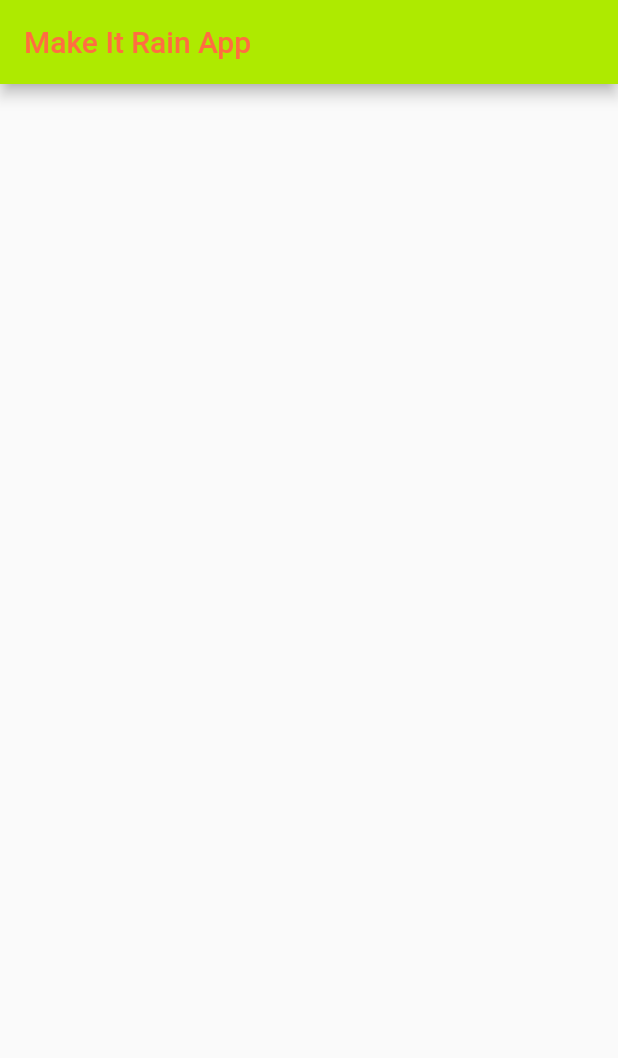
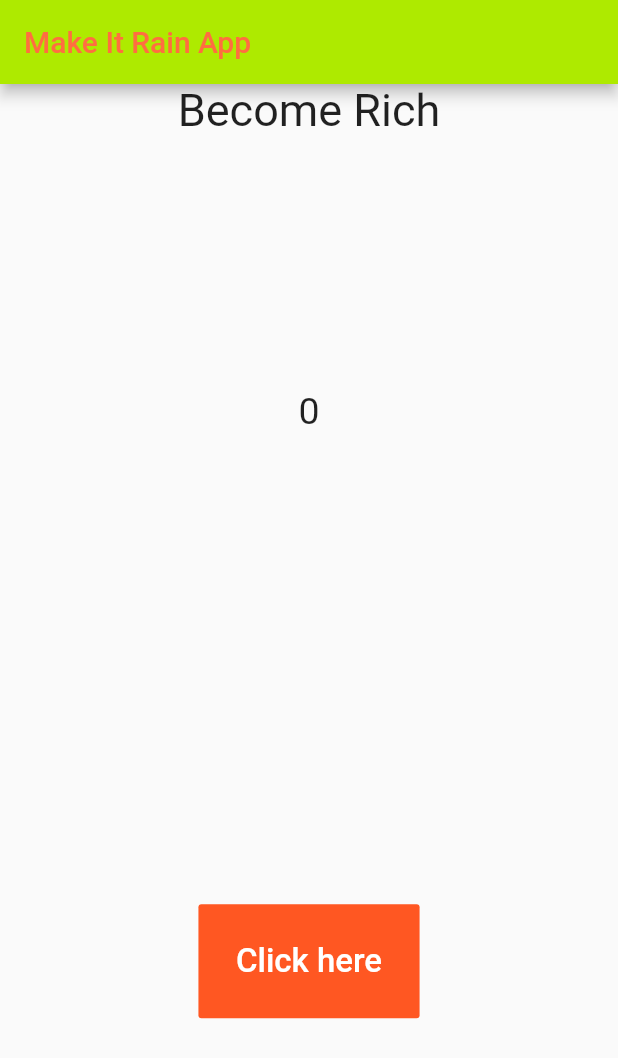
Before and after one commit to Yazdani1/Flutter-Counter-App, a Flutter app: the screen it shows after launch, on a phone screen of 412 x 824 dp. Shown: the top 1058 px of the screen. Run offline on Flutter 3.47's test engine with Material 2 defaults, Android fonts, the phone set to English and light mode, and no system bars.

Commit message:
Second Commit

```diff
--- a/lib/MakeItRain.dart
+++ b/lib/MakeItRain.dart
@@ -6,6 +6,18 @@ class MakeItRain extends StatefulWidget {
 }
 
 class _MakeItRainState extends State<MakeItRain> {
+
+  int _count = 0;
+
+  void countFunction(){
+
+    setState(() {
+      _count=_count+50;
+    });
+
+  }
+
+
   @override
   Widget build(BuildContext context) {
 
@@ -18,7 +30,48 @@ class _MakeItRainState extends State<MakeItRain> {
         ),
         backgroundColor: Colors.limeAccent.shade700,
 
+      ),//appbar
+
+
+      body: new Container(
+
+        child: new Column(
+          children: <Widget>[
+
+            new Center(
+            child: new Text(
+                  "Become Rich",
+                style: TextStyle(fontSize: 30.0),
+              ),
+            ),
+
+            new Expanded(
+                child: new Center(
+
+                  child: new Text(
+                    "$_count",
+                    style: TextStyle(fontSize: 25.00),
+                  ),
+
+                )),
+
+            new Expanded(
+              child: new Center(
+                child: new FlatButton(
+                    textColor: Colors.white,
+                    color: Colors.deepOrange,
+                    padding: EdgeInsets.all(25.0),
+                    onPressed: countFunction,
+                    child: new Text("Click here",style: TextStyle(fontSize: 22.0),)),
+              ),
+            )
+
+
+          ],
+        ),
+
       ),
+
 
 
 
```
